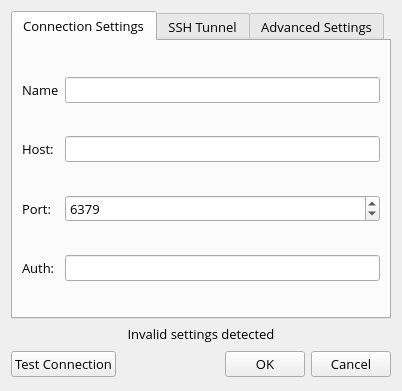
First picture: the form in src/app/forms/connection.ui, repository RedisInsight/RedisDesktopManager, before the edit.
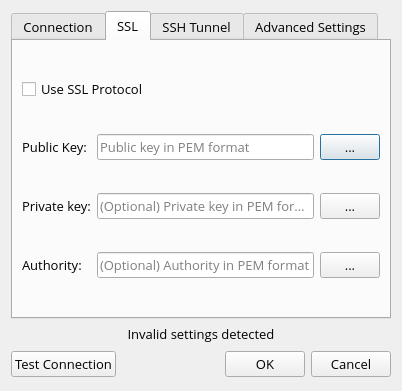
Second picture: the form after the edit. The open tabs and pages were chosen to show the change. Icons and pictures are not drawn.

Commit message: Init branch

What changed in the file:
```diff
--- a/src/app/forms/connection.ui
+++ b/src/app/forms/connection.ui
@@ -46,18 +46,11 @@
   <property name="modal">
    <bool>true</bool>
   </property>
-  <layout class="QGridLayout" name="gridLayout_5">
+  <layout class="QVBoxLayout" name="verticalLayout">
    <property name="sizeConstraint">
     <enum>QLayout::SetMaximumSize</enum>
    </property>
-   <item row="1" column="0">
-    <widget class="QLabel" name="validationWarning">
-     <property name="text">
-      <string>&lt;html&gt;&lt;head/&gt;&lt;body&gt;&lt;p align=&quot;center&quot;&gt;&lt;img src=&quot;:/images/alert.png&quot;/&gt; Invalid settings detected&lt;/p&gt;&lt;/body&gt;&lt;/html&gt;</string>
-     </property>
-    </widget>
-   </item>
-   <item row="0" column="0">
+   <item>
     <widget class="QTabWidget" name="tabs">
      <property name="tabPosition">
       <enum>QTabWidget::North</enum>
@@ -73,14 +66,22 @@
      </property>
      <widget class="QWidget" name="mainTab">
       <attribute name="title">
-       <string>Connection Settings</string>
+       <string>Connection</string>
       </attribute>
       <layout class="QGridLayout" name="gridLayout">
        <item row="1" column="1">
-        <widget class="QLineEdit" name="hostEdit"/>
+        <widget class="QLineEdit" name="hostEdit">
+         <property name="placeholderText">
+          <string>redis-server host</string>
+         </property>
+        </widget>
        </item>
        <item row="3" column="1">
-        <widget class="QLineEdit" name="authEdit"/>
+        <widget class="QLineEdit" name="authEdit">
+         <property name="placeholderText">
+          <string>(Optional) redis-server authentication password</string>
+         </property>
+        </widget>
        </item>
        <item row="0" column="0">
         <widget class="QLabel" name="lbName">
@@ -90,7 +91,11 @@
         </widget>
        </item>
        <item row="0" column="1">
-        <widget class="QLineEdit" name="nameEdit"/>
+        <widget class="QLineEdit" name="nameEdit">
+         <property name="placeholderText">
+          <string>Connection name</string>
+         </property>
+        </widget>
        </item>
        <item row="1" column="0">
         <widget class="QLabel" name="lbHost">
@@ -137,6 +142,128 @@
        </item>
       </layout>
      </widget>
+     <widget class="QWidget" name="sslTab">
+      <attribute name="title">
+       <string>SSL</string>
+      </attribute>
+      <layout class="QGridLayout" name="gridLayout_5">
+       <item row="1" column="1">
+        <widget class="QLineEdit" name="sslPublicKeyEdit">
+         <property name="placeholderText">
+          <string>Public key in PEM format</string>
+         </property>
+        </widget>
+       </item>
+       <item row="3" column="1">
+        <widget class="QLineEdit" name="sslAuthorityEdit">
+         <property name="placeholderText">
+          <string>(Optional) Authority in PEM format</string>
+         </property>
+        </widget>
+       </item>
+       <item row="2" column="1">
+        <widget class="QLineEdit" name="sslPrivateKeyEdit">
+         <property name="placeholderText">
+          <string>(Optional) Private key in PEM format</string>
+         </property>
+        </widget>
+       </item>
+       <item row="1" column="0">
+        <widget class="QLabel" name="sslPublicKey">
+         <property name="sizePolicy">
+          <sizepolicy hsizetype="Minimum" vsizetype="Preferred">
+           <horstretch>0</horstretch>
+           <verstretch>0</verstretch>
+          </sizepolicy>
+         </property>
+         <property name="baseSize">
+          <size>
+           <width>80</width>
+           <height>0</height>
+          </size>
+         </property>
+         <property name="text">
+          <string>Public Key:</string>
+         </property>
+        </widget>
+       </item>
+       <item row="3" column="0">
+        <widget class="QLabel" name="label_2">
+         <property name="sizePolicy">
+          <sizepolicy hsizetype="Minimum" vsizetype="Preferred">
+           <horstretch>0</horstretch>
+           <verstretch>0</verstretch>
+          </sizepolicy>
+         </property>
+         <property name="text">
+          <string>Authority:</string>
+         </property>
+        </widget>
+       </item>
+       <item row="2" column="0">
+        <widget class="QLabel" name="sslPrivateKey">
+         <property name="sizePolicy">
+          <sizepolicy hsizetype="Minimum" vsizetype="Preferred">
+           <horstretch>0</horstretch>
+           <verstretch>0</verstretch>
+          </sizepolicy>
+         </property>
+         <property name="text">
+          <string>Private key:</string>
+         </property>
+        </widget>
+       </item>
+       <item row="1" column="2">
+        <widget class="QPushButton" name="pushButton">
+         <property name="maximumSize">
+          <size>
+           <width>60</width>
+           <height>16777215</height>
+          </size>
+         </property>
+         <property name="text">
+          <string>...</string>
+         </property>
+        </widget>
+       </item>
+       <item row="2" column="2">
+        <widget class="QPushButton" name="pushButton_2">
+         <property name="maximumSize">
+          <size>
+           <width>60</width>
+           <height>16777215</height>
+          </size>
+         </property>
+         <property name="text">
+          <string>...</string>
+         </property>
+        </widget>
+       </item>
+       <item row="3" column="2">
+        <widget class="QPushButton" name="pushButton_3">
+         <property name="maximumSize">
+          <size>
+           <width>60</width>
+           <height>16777215</height>
+          </size>
+         </property>
+         <property name="text">
+          <string>...</string>
+         </property>
+        </widget>
+       </item>
+       <item row="0" column="0" colspan="3">
+        <widget class="QCheckBox" name="checkBox">
+         <property name="layoutDirection">
+          <enum>Qt::LeftToRight</enum>
+         </property>
+         <property name="text">
+          <string>Use SSL Protocol</string>
+         </property>
+        </widget>
+       </item>
+      </layout>
+     </widget>
      <widget class="QWidget" name="sshTab">
       <attribute name="title">
        <string>SSH Tunnel</string>
@@ -245,7 +372,7 @@
           <item row="0" column="2">
            <widget class="QPushButton" name="selectPrivateKeyPath">
             <property name="text">
-             <string>Browse</string>
+             <string>...</string>
             </property>
            </widget>
           </item>
@@ -339,7 +466,14 @@
      </widget>
     </widget>
    </item>
-   <item row="2" column="0">
+   <item>
+    <widget class="QLabel" name="validationWarning">
+     <property name="text">
+      <string>&lt;html&gt;&lt;head/&gt;&lt;body&gt;&lt;p align=&quot;center&quot;&gt;&lt;img src=&quot;:/images/alert.png&quot;/&gt; Invalid settings detected&lt;/p&gt;&lt;/body&gt;&lt;/html&gt;</string>
+     </property>
+    </widget>
+   </item>
+   <item>
     <layout class="QHBoxLayout" name="DialogButtons">
      <property name="spacing">
       <number>6</number>
```
The commit also changes 1 other file.
